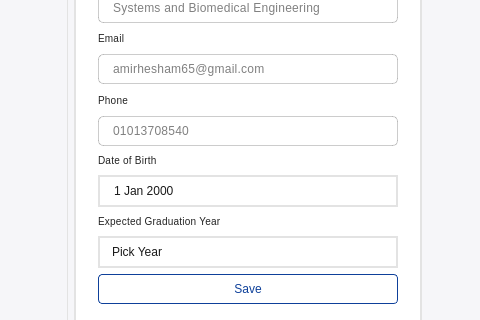
Above: mainwindow.ui from omarmohhameed29/Learniom-Learning-System before the change; both pictures show x 707 to 1187 and y 473 to 793 of the 1187 by 942 pixel window. Below: the same form after it.
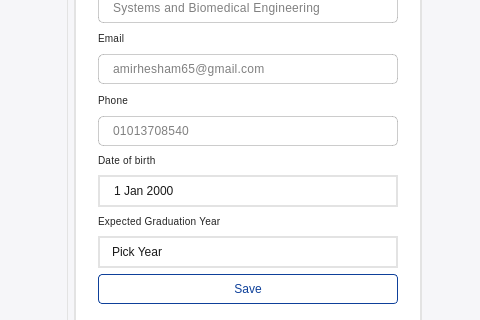
That is the form after the change. Icons and pictures are not drawn.

What changed in the file:
```diff
--- a/mainwindow.ui
+++ b/mainwindow.ui
@@ -2623,7 +2623,7 @@
 color: rgba(0, 0, 0, 0.87);</string>
                    </property>
                    <property name="text">
-                    <string>Date of Birth</string>
+                    <string>Date of birth</string>
                    </property>
                    <property name="scaledContents">
                     <bool>false</bool>
```
Left out of the diff: 4 changed lines with no effect on the pictures.
